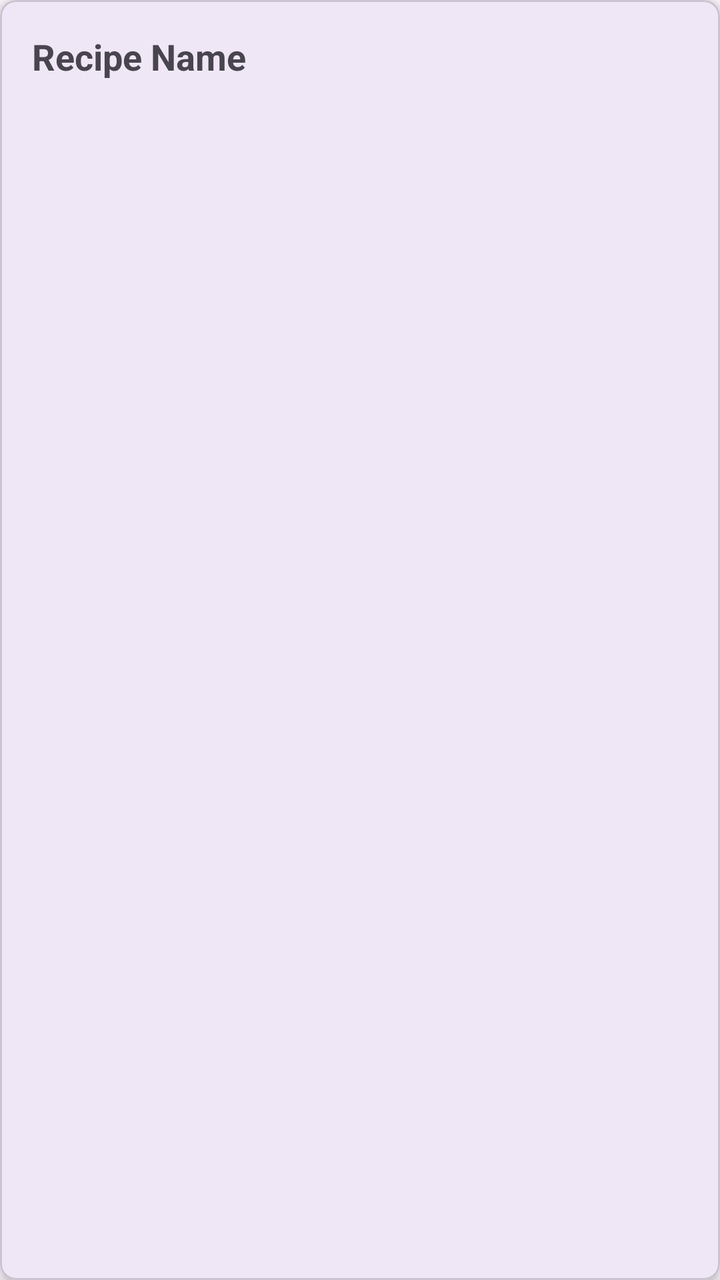
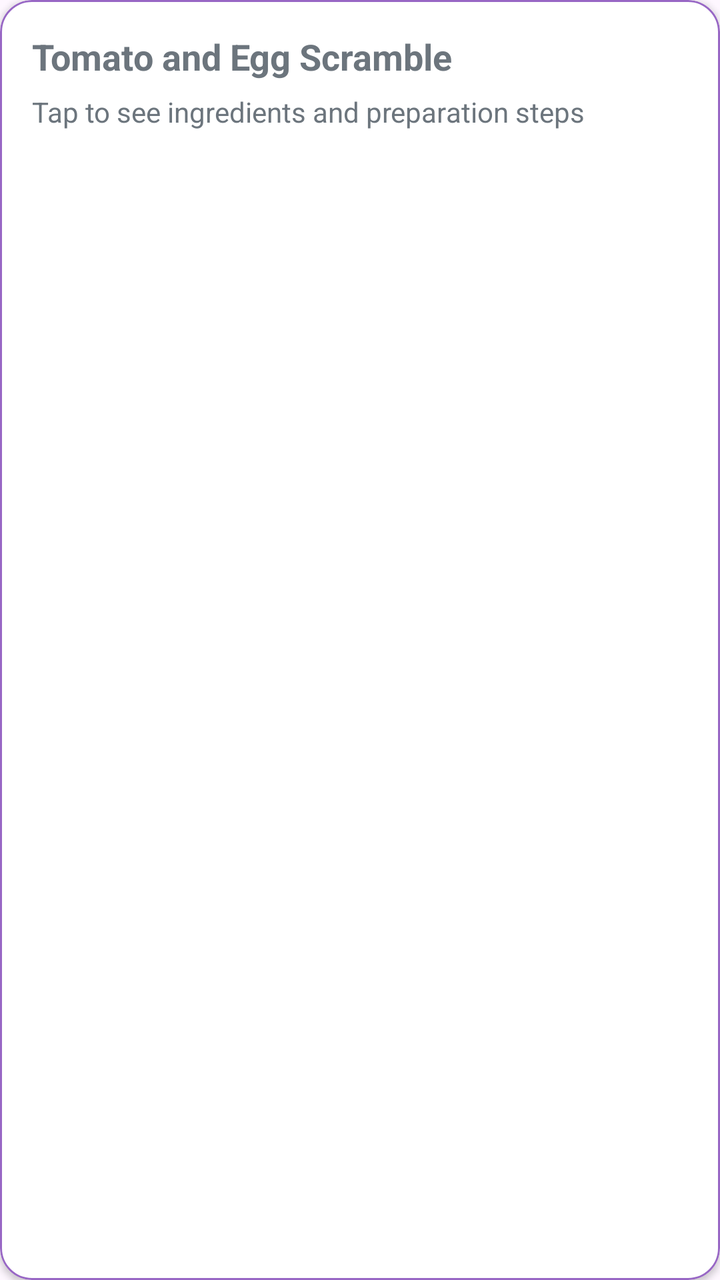

Compare the two renders of this Android layout. The source of the first and the diff that turns it into the second are given below.
<!-- AndroidManifest.xml: application theme Theme.SmartPantryManager -->
<!-- res/layout/item_recipe.xml -->
<?xml version="1.0" encoding="utf-8"?>
<com.google.android.material.card.MaterialCardView
    xmlns:android="http://schemas.android.com/apk/res/android"
    xmlns:app="http://schemas.android.com/apk/res-auto"
    android:layout_width="match_parent"
    android:layout_height="wrap_content"
    android:layout_margin="6dp"
    app:cardCornerRadius="8dp"
    app:cardElevation="4dp">

    <TextView
        android:id="@+id/tvRecipeName"
        android:layout_width="match_parent"
        android:layout_height="wrap_content"
        android:padding="16dp"
        android:text="Recipe Name"
        android:textSize="18sp"
        android:textStyle="bold" />

</com.google.android.material.card.MaterialCardView>
<!-- resources referenced by this layout -->
<resources>
  <style name="Theme.SmartPantryManager" parent="Base.Theme.SmartPantryManager" />
  <style name="Base.Theme.SmartPantryManager" parent="Theme.Material3.DayNight.NoActionBar">
          
          
      </style>
</resources>

<!-- the commit's change to res/layout/item_recipe.xml (unified diff, before → after) -->
@@ -4,17 +4,34 @@
     xmlns:app="http://schemas.android.com/apk/res-auto"
     android:layout_width="match_parent"
     android:layout_height="wrap_content"
-    android:layout_margin="6dp"
-    app:cardCornerRadius="8dp"
-    app:cardElevation="4dp">
-
-    <TextView
-        android:id="@+id/tvRecipeName"
+    android:layout_marginBottom="10dp"
+    app:cardBackgroundColor="@color/white"
+    app:cardCornerRadius="16dp"
+    app:cardElevation="2dp"
+    app:strokeColor="#9867C5"
+    app:strokeWidth="1dp">
+    <LinearLayout
         android:layout_width="match_parent"
         android:layout_height="wrap_content"
-        android:padding="16dp"
-        android:text="Recipe Name"
-        android:textSize="18sp"
-        android:textStyle="bold" />
-
-</com.google.android.material.card.MaterialCardView>
+        android:orientation="vertical"
+        android:padding="16dp">
+        <TextView
+            android:id="@+id/recipeName"
+            android:layout_width="match_parent"
+            android:layout_height="wrap_content"
+            android:text="Tomato and Egg Scramble"
+            android:textColor="#6C757D"
+            android:textSize="18sp"
+            android:textStyle="bold"/>
+        <TextView
+            android:id="@+id/recipeSummary"
+            android:layout_width="match_parent"
+            android:layout_height="wrap_content"
+            android:layout_marginTop="6dp"
+            android:text="Tap to see ingredients and preparation steps"
+            android:maxLines="2"
+            android:ellipsize="end"
+            android:textColor="#6C757D"
+            android:textSize="14sp"/>
+    </LinearLayout>
+    </com.google.android.material.card.MaterialCardView>
<!-- resource entries referenced after the edit -->
@@ -1,5 +1,6 @@
 <!-- resources referenced by this layout -->
 <resources>
+  <color name="white">#FFFFFFFF</color>
   <style name="Theme.SmartPantryManager" parent="Base.Theme.SmartPantryManager" />
   <style name="Base.Theme.SmartPantryManager" parent="Theme.Material3.DayNight.NoActionBar">
           
